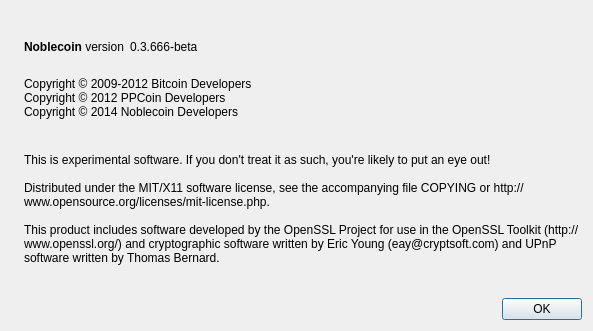
Old version of the form src/qt/forms/aboutdialog.ui in the repository eagleflies/noblecoin.
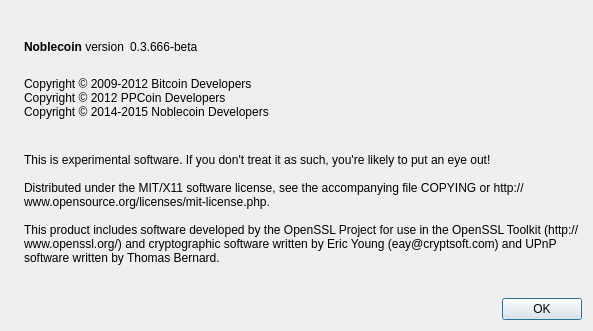
New version of the form. Icons and pictures are not drawn.

```diff
--- a/src/qt/forms/aboutdialog.ui
+++ b/src/qt/forms/aboutdialog.ui
@@ -94,7 +94,7 @@
         <string>
 Copyright © 2009-2012 Bitcoin Developers
 Copyright © 2012 PPCoin Developers
-Copyright © 2014 Noblecoin Developers
+Copyright © 2014-2015 Noblecoin Developers
 </string>
        </property>
        <property name="textInteractionFlags">
```
